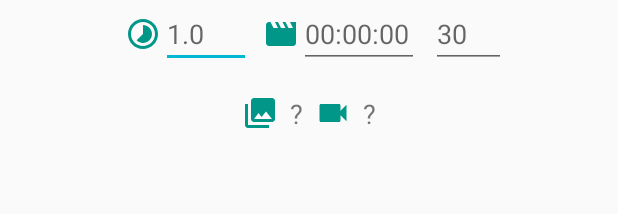
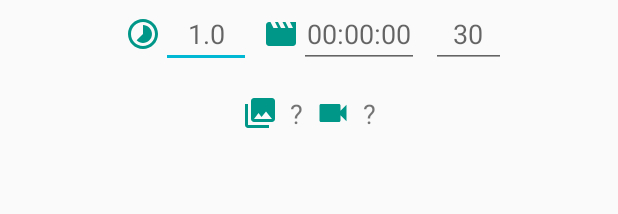
Before and after one commit to hre999/LapseCalc, an Android app: the layout page3.xml on its own in the app's theme, with its tools: preview values and no code run, on a phone screen of 412 x 824 dp. Shown: the top 214 px of the screen. Run offline under Robolectric (Android 15) with nearby library versions, the phone set to English and light mode, and no system bars.

Commit message:
* replaced textAlignment with gravity

```diff
--- a/app/src/main/res/layout/page1.xml
+++ b/app/src/main/res/layout/page1.xml
@@ -30,7 +30,7 @@
         android:hint="00:00:00"
         android:imeOptions="actionNext|flagNoExtractUi"
         android:inputType="time"
-        android:textAlignment="center"
+        android:gravity="center"
         app:layout_constraintBottom_toBottomOf="@+id/p1IcoClip"
         app:layout_constraintEnd_toStartOf="@+id/p1IcoClip"
         app:layout_constraintHorizontal_bias="0.5"
@@ -60,7 +60,7 @@
         android:hint="00:00:00"
         android:imeOptions="actionNext|flagNoExtractUi"
         android:inputType="time"
-        android:textAlignment="center"
+        android:gravity="center"
         app:layout_constraintBottom_toBottomOf="@+id/p1Fps"
         app:layout_constraintEnd_toStartOf="@+id/p1Fps"
         app:layout_constraintHorizontal_bias="0.5"
@@ -77,7 +77,7 @@
         android:hint="30"
         android:imeOptions="actionNext|flagNoExtractUi"
         android:inputType="numberDecimal"
-        android:textAlignment="center"
+        android:gravity="center"
         app:layout_constraintEnd_toEndOf="parent"
         app:layout_constraintHorizontal_bias="0.5"
         app:layout_constraintStart_toEndOf="@+id/p1Clip" />
--- a/app/src/main/res/layout/page2.xml
+++ b/app/src/main/res/layout/page2.xml
@@ -30,7 +30,7 @@
         android:hint="00:00:00"
         android:imeOptions="actionNext|flagNoExtractUi"
         android:inputType="time"
-        android:textAlignment="center"
+        android:gravity="center"
         app:layout_constraintBottom_toBottomOf="@+id/p2IcoInterval"
         app:layout_constraintEnd_toStartOf="@+id/p2IcoInterval"
         app:layout_constraintHorizontal_bias="0.5"
@@ -60,7 +60,7 @@
         android:hint="1.0"
         android:imeOptions="actionNext|flagNoExtractUi"
         android:inputType="numberDecimal"
-        android:textAlignment="center"
+        android:gravity="center"
         app:layout_constraintEnd_toEndOf="parent"
         app:layout_constraintHorizontal_bias="0.5"
         app:layout_constraintStart_toEndOf="@+id/p2IcoInterval"/>
--- a/app/src/main/res/layout/page3.xml
+++ b/app/src/main/res/layout/page3.xml
@@ -30,7 +30,7 @@
         android:hint="1.0"
         android:imeOptions="actionNext|flagNoExtractUi"
         android:inputType="numberDecimal"
-        android:textAlignment="center"
+        android:gravity="center"
         app:layout_constraintBottom_toBottomOf="@+id/p3IcoClip"
         app:layout_constraintEnd_toStartOf="@+id/p3IcoClip"
         app:layout_constraintHorizontal_bias="0.5"
@@ -60,7 +60,7 @@
         android:hint="00:00:00"
         android:imeOptions="actionNext|flagNoExtractUi"
         android:inputType="time"
-        android:textAlignment="center"
+        android:gravity="center"
         app:layout_constraintBottom_toBottomOf="@+id/p3Fps"
         app:layout_constraintEnd_toStartOf="@+id/p3Fps"
         app:layout_constraintHorizontal_bias="0.5"
@@ -77,7 +77,7 @@
         android:hint="30"
         android:imeOptions="actionNext|flagNoExtractUi"
         android:inputType="numberDecimal"
-        android:textAlignment="center"
+        android:gravity="center"
         app:layout_constraintEnd_toEndOf="parent"
         app:layout_constraintHorizontal_bias="0.5"
         app:layout_constraintStart_toEndOf="@+id/p3Clip" />
```
